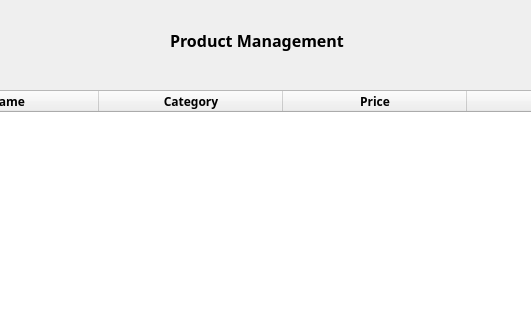
Above: quyen/SMART_VENDING_MACHINE2/manage.ui from yanernguyen/SALE-POS before the change; both pictures show x 290 to 821 and y 0 to 320 of the 959 by 742 pixel window. Below: the same form after it.
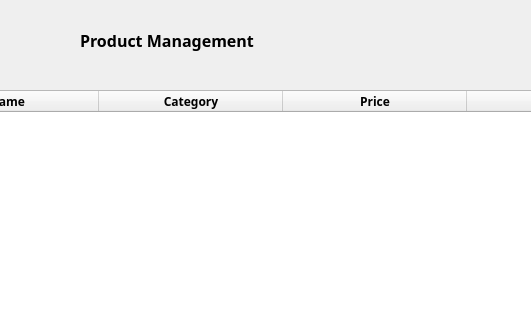
That is the form after the change.

```diff
--- a/quyen/SMART_VENDING_MACHINE2/manage.ui
+++ b/quyen/SMART_VENDING_MACHINE2/manage.ui
@@ -17,7 +17,7 @@
    <widget class="QLabel" name="label">
     <property name="geometry">
      <rect>
-      <x>460</x>
+      <x>370</x>
       <y>20</y>
       <width>281</width>
       <height>41</height>
```
Left out of the diff: 4 changed lines with no effect on the pictures.
